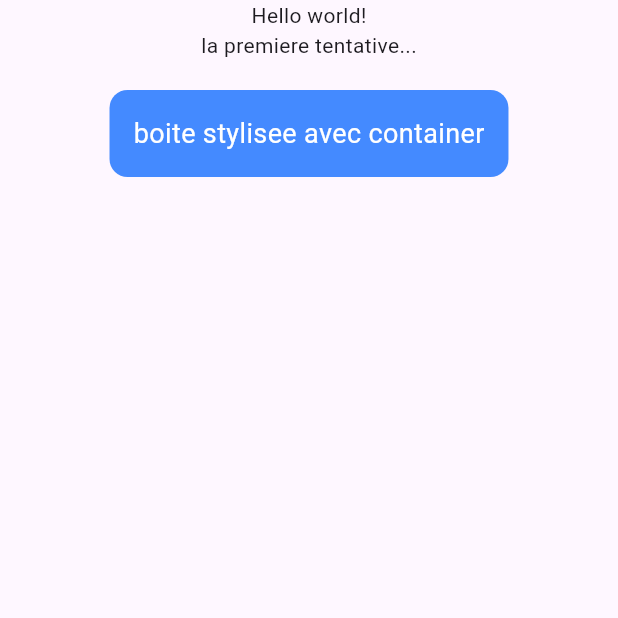
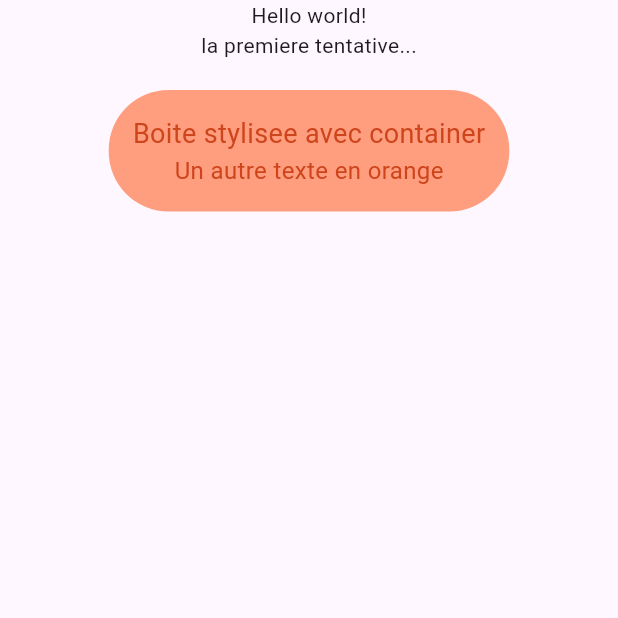
Before and after one commit to zakariadjellouli/flutter_app_widgets_base, a Flutter app: the screen it shows after launch, on a phone screen of 412 x 824 dp, the top half of it. Run offline on Flutter 3.47's test engine with Material 3 defaults, Android fonts, the phone set to English and light mode, and no system bars.

Commit message:
Etape 3 : question 2/3/4 - changer la couleur,le rayon et ajouter un autre texte

```diff
--- a/lib/main.dart
+++ b/lib/main.dart
@@ -20,12 +20,26 @@ class MainApp extends StatelessWidget {
                 margin: EdgeInsets.all(20),
                 padding: EdgeInsets.all(16),
                 decoration: BoxDecoration(
-                  color: Colors.blueAccent,
-                  borderRadius: BorderRadius.circular(12),
+                  color: Color.fromARGB(255, 255, 157, 127),
+                  borderRadius: BorderRadius.circular(40),
                 ),
-                child: Text(
-                  'boite stylisee avec container',
-                  style: TextStyle(color: Colors.white, fontSize: 18),
+                child: Column(
+                  children: [
+                    Text(
+                      'Boite stylisee avec container',
+                      style: TextStyle(
+                        color: Color.fromARGB(255, 206, 69, 28),
+                        fontSize: 18,
+                      ),
+                    ),
+                    Text(
+                      'Un autre texte en orange',
+                      style: TextStyle(
+                        color: Color.fromARGB(255, 206, 69, 28),
+                        fontSize: 16,
+                      ),
+                    ),
+                  ],
                 ),
               ),
             ],
```
